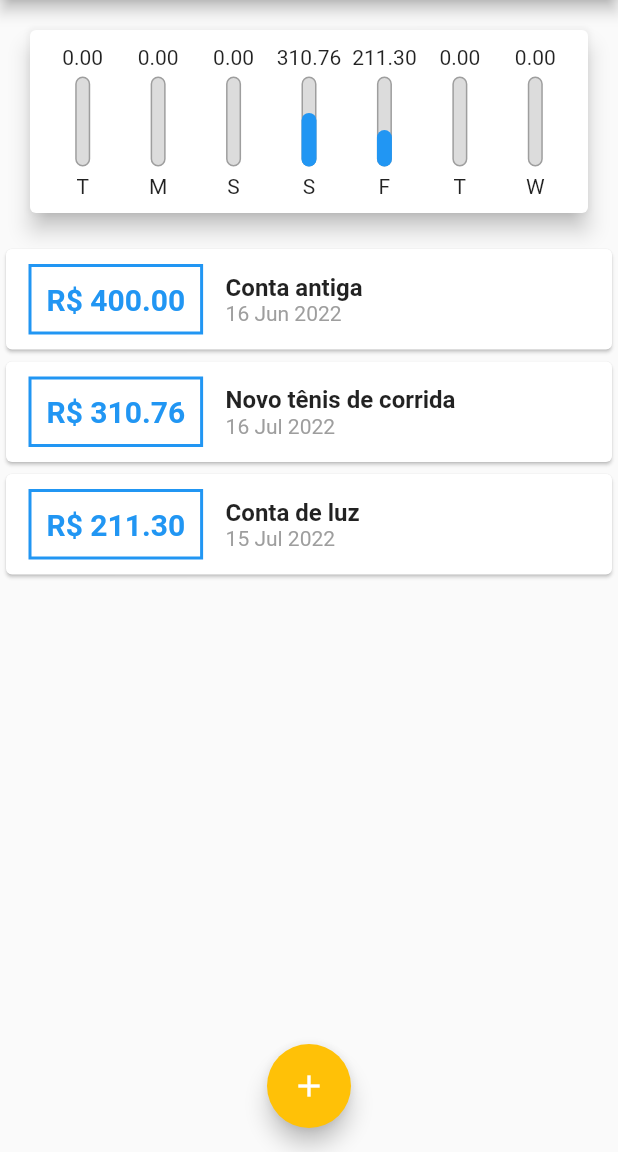
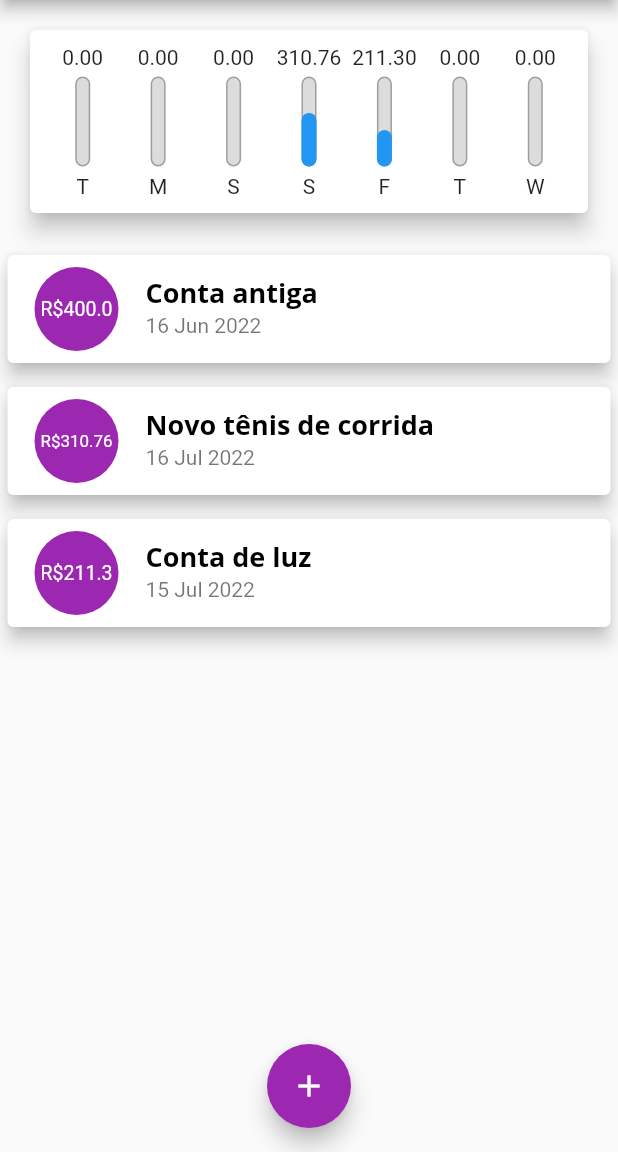
Before and after one commit to IvanMCarval/flutter_application_despesas, a Flutter app: the screen it shows after launch, on a phone screen of 412 x 824 dp, the part 84-1236 px from its top. Run offline on Flutter 3.47's test engine with Material 2 defaults, Android fonts, the phone set to English and light mode, and no system bars; missing offline and left inert: dart:ffi.

Commit message:
melhorado a lista e o style

```diff
--- a/lib/components/transaction_list.dart
+++ b/lib/components/transaction_list.dart
@@ -13,11 +13,12 @@ class TransactionList extends StatelessWidget {
   Widget build(BuildContext context) {
     return Container(
       height: 300,
-      child: transactions.isEmpty ? Column(
+      child: transactions.isEmpty
+          ? Column(
               children: [
                 Text(
                   'Nenhuma Transação Cadastrada',
-            style: Theme.of(context).textTheme.titleLarge,
+                  style: Theme.of(context).textTheme.headline6,
                 ),
                 SizedBox(
                   height: 20,
@@ -30,52 +31,36 @@ class TransactionList extends StatelessWidget {
                   ),
                 )
               ],
-      ) : ListView.builder(
+            )
+          : ListView.builder(
               itemCount: transactions.length,
               itemBuilder: (ctx, index) {
                 final tr = transactions[index];
                 return Card(
-            child: Row(
-              children: [
-                Container(
+                  elevation: 5,
                   margin: EdgeInsets.symmetric(
-                    horizontal: 15,
-                    vertical: 10,
+                    vertical: 8,
+                    horizontal: 5,
                   ),
-                  decoration: BoxDecoration(
-                      border: Border.all(
-                    color: Theme.of(context).primaryColor,
-                    width: 2,
-                  )),
-                  padding: EdgeInsets.all(10),
+                  child: ListTile(
+                    leading: CircleAvatar(
+                      backgroundColor: Theme.of(context).colorScheme.primary,
+                      radius: 30,
+                      child: Padding(
+                        padding: const EdgeInsets.all(6),
+                        child: FittedBox(
                           child: Text(
-                    'R\$ ${tr.value.toStringAsFixed(2)}',
-                    style: TextStyle(
-                      fontWeight: FontWeight.bold,
-                      fontSize: 20,
-                      color: Theme.of(context).primaryColor,
+                            'R\$${tr.value}',
+                            style: TextStyle(color: Colors.white),
                           ),
                         ),
                       ),
-                Column(
-                  crossAxisAlignment: CrossAxisAlignment.start,
-                  children: [
-                    Text(
+                    ),
+                    title: Text(
                       tr.title,
-                      style: TextStyle(
-                        fontSize: 16,
-                        fontWeight: FontWeight.bold,
+                      style: Theme.of(context).textTheme.headline6,
                     ),
-                    ),
-                    Text(
-                      DateFormat('d MMM y').format(tr.date),
-                      style: TextStyle(
-                        color: Colors.grey,
-                      ),
-                    ),
-                  ],
-                ),
-              ],
+                    subtitle: Text(DateFormat('d MMM y').format(tr.date)),
                   ),
                 );
               },
--- a/lib/main.dart
+++ b/lib/main.dart
@@ -22,7 +22,6 @@ class ExpensesApp extends StatelessWidget {
       theme: tema.copyWith(
         colorScheme: tema.colorScheme.copyWith(
           primary: Colors.purple,
-          secondary: Colors.amber,
         ),
         textTheme: tema.textTheme.copyWith(
           headline6: TextStyle(
@@ -127,7 +126,10 @@ class _MyHomePageState extends State<MyHomePage> {
         ),
       ),
       floatingActionButton: FloatingActionButton(
-        child: Icon(Icons.add),
+        backgroundColor: Theme.of(context).colorScheme.primary,
+        child: Icon(
+          Icons.add,
+        ),
         onPressed: () => _openTransactionFormModal(context),
       ),
       floatingActionButtonLocation: FloatingActionButtonLocation.centerFloat,
```
Lines whose indentation alone changed are shown as unchanged.
